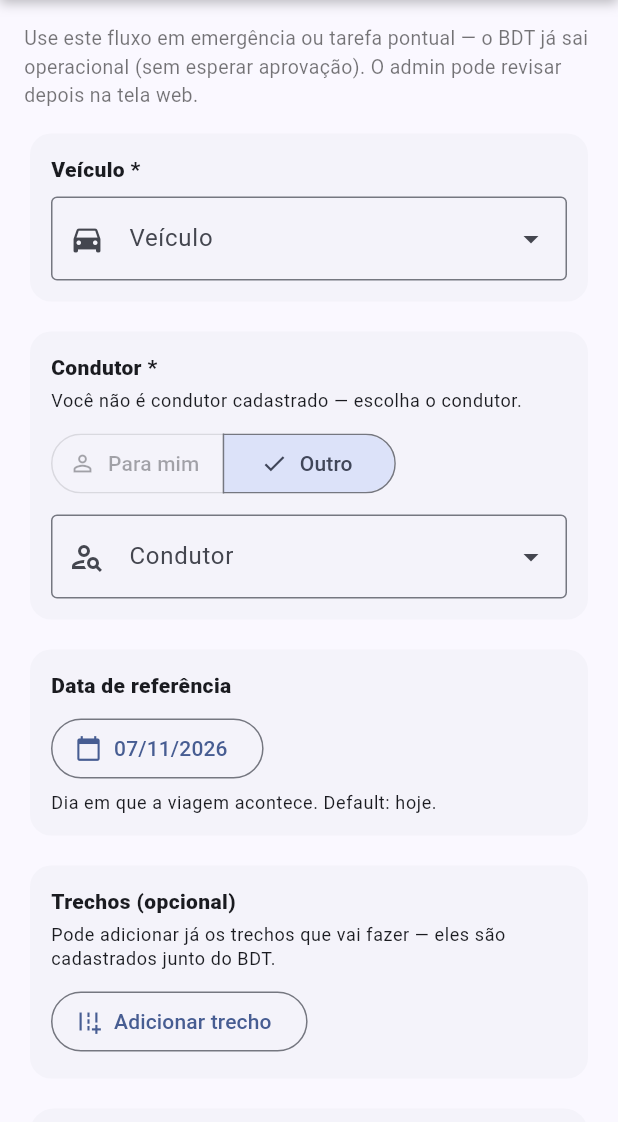
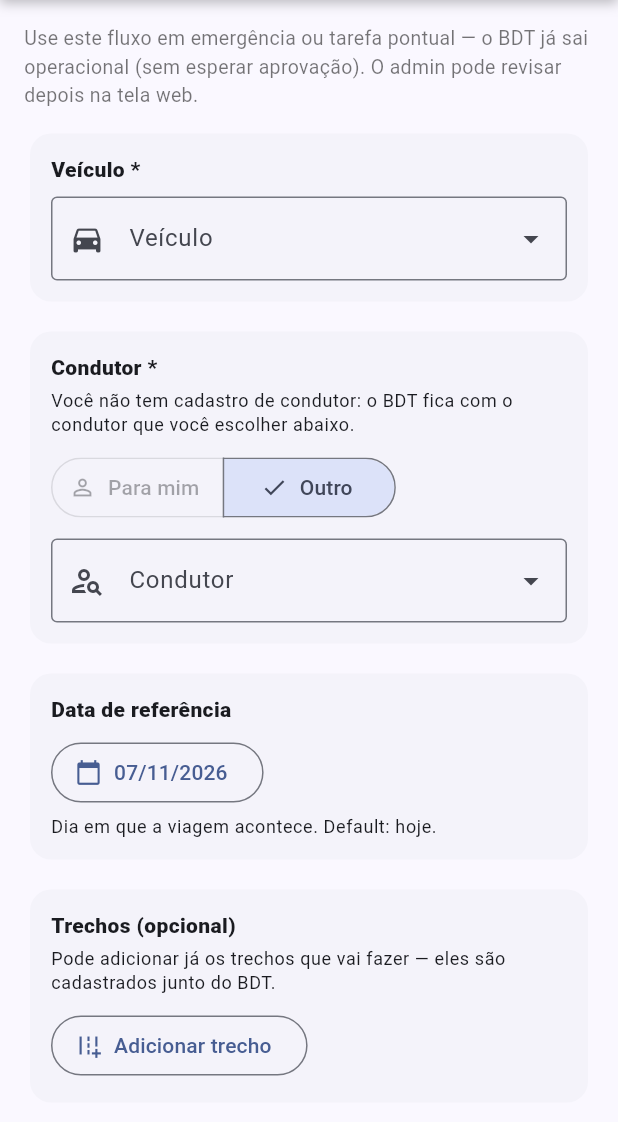
Before and after one commit to diogosvicente/bdt_uerj, a Flutter app: the CriarBdtPage screen opened by its route, on a phone screen of 412 x 824 dp, the part 114-1236 px from its top. Run offline on Flutter 3.47's test engine with Material 3 defaults, Android fonts, the phone set to English and light mode, and no system bars; our stand-ins replace connectivity_plus, flutter_local_notifications, flutter_secure_storage, flutter_svg, geolocator, image_picker and 5 more; missing offline and left inert: flutter_background_service; accounts and stored records are empty; network calls fail; statements that could not run were skipped.

Commit message:
fix(criar-bdt): a frase do condutor fala de quem usa o aplicativo, e nao do motorista escolhido
Na tela "Criar BDT", quem usa o aplicativo sem ter cadastro de condutor
(o administrador, por exemplo) via embaixo de "Condutor *" a frase
"Voce nao e condutor cadastrado", que continuava ali depois de escolher
o motorista em "Outro" e parecia dizer que o motorista escolhido nao
estava cadastrado. O BDT era criado certo, com o motorista escolhido.

A frase agora diz que e quem usa o aplicativo que nao tem o cadastro, e
que o BDT fica com o condutor escolhido; a mensagem de erro do "Para
mim" sem cadastro diz o mesmo. As duas, sem travessao.

```diff
--- a/lib/pages/criar_bdt_page.dart
+++ b/lib/pages/criar_bdt_page.dart
@@ -287,8 +287,12 @@ class _CriarBdtPageState extends State<CriarBdtPage> {
             ),
             const SizedBox(height: 4),
             Text(
+              // A frase é sobre quem está usando o aplicativo, e não sobre o
+              // condutor escolhido: a antiga ("Você não é condutor cadastrado")
+              // ficava embaixo da escolha e parecia dizer que o motorista
+              // escolhido não estava cadastrado.
               semSouEu
-                  ? 'Você não é condutor cadastrado — escolha o condutor.'
+                  ? 'Você não tem cadastro de condutor: o BDT fica com o condutor que você escolher abaixo.'
                   : 'Padrão: "Para mim" (você mesmo).',
               style: theme.textTheme.bodySmall,
             ),
@@ -677,7 +681,7 @@ class _CriarBdtPageState extends State<CriarBdtPage> {
       setState(() {
         _condutorError = _modo == _ModoCondutor.outro
             ? 'Selecione um condutor.'
-            : 'Você não é condutor — escolha "Outro" e selecione.';
+            : 'Você não tem cadastro de condutor: escolha "Outro" e selecione quem vai dirigir.';
       });
       return;
     }
```
